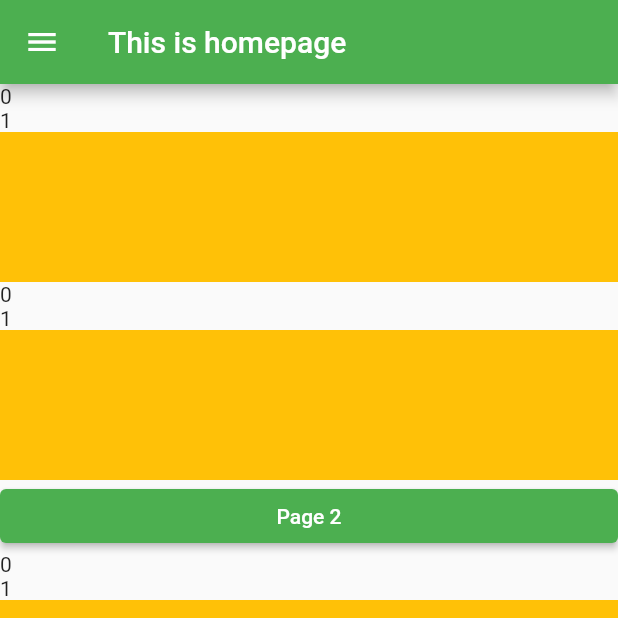
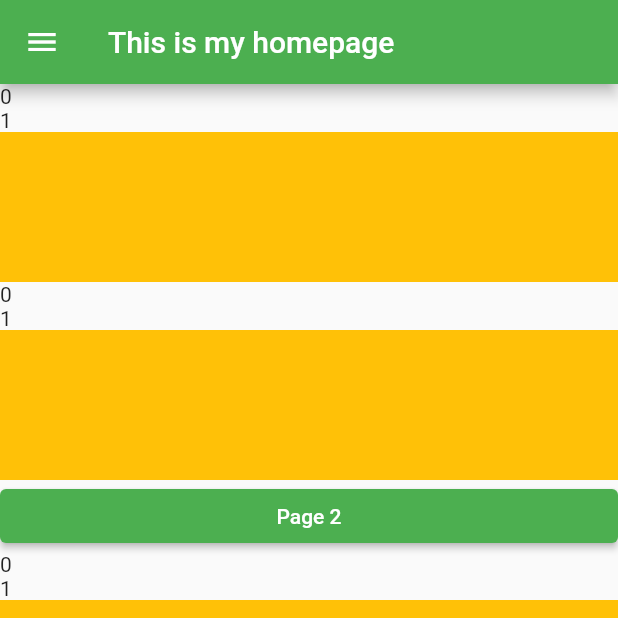
Before and after one commit to muzahidul190/first_flutter_app, a Flutter app: the screen it shows after launch, on a phone screen of 412 x 824 dp, the top half of it. Run offline on Flutter 3.47's test engine with Material 2 defaults, Android fonts, the phone set to English and light mode, and no system bars.

Commit message:
joyti text

```diff
--- a/lib/main.dart
+++ b/lib/main.dart
@@ -1,4 +1,4 @@
-import 'package:first_flutter_app/pageTwo.dart';
+import 'package:first_flutter_app/page_two.dart';
 import 'package:flutter/material.dart';
 
 void main() {
@@ -30,7 +30,7 @@ class MyHomePage extends StatelessWidget {
   Widget build(BuildContext context) {
     return Scaffold(
       appBar: AppBar(
-        title: const Text('This is homepage'),
+        title: const Text('This is my homepage'),
       ),
       drawer: Drawer(
         child: Column(
```
Also changed, not shown: lib/page_two.dart (renamed from lib/pageTwo.dart).
